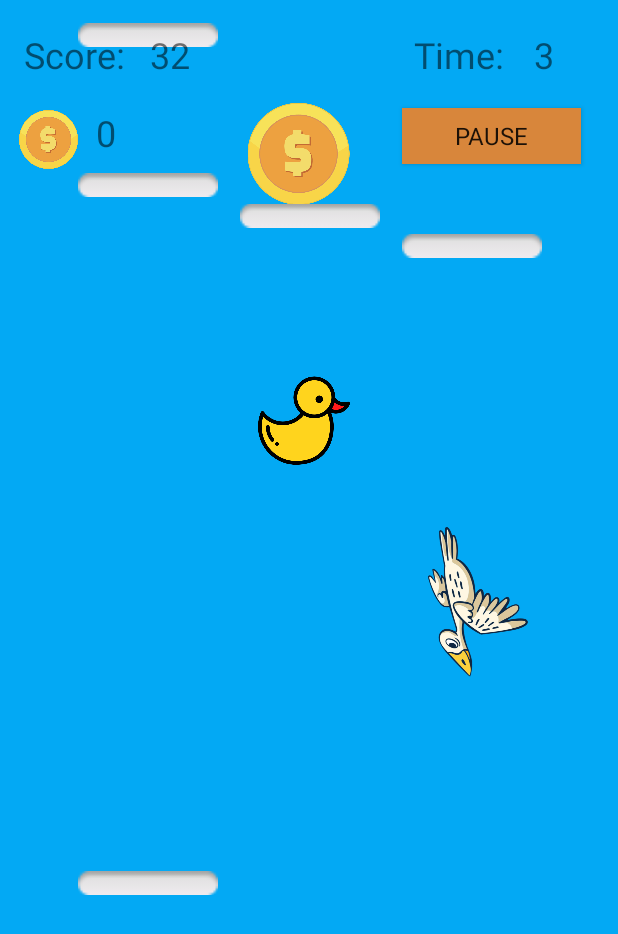
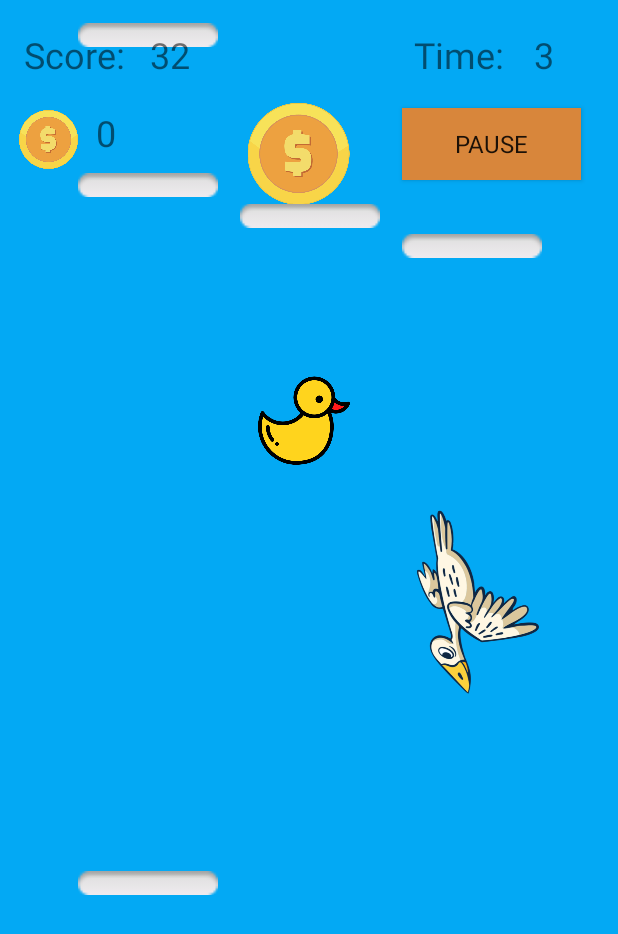
Before and after one commit to LukasOttenhof/Duckjump, an Android app: the GameManager screen opened directly, with no data from a screen before it, on a phone screen of 412 x 824 dp. Shown: the top 934 px of the screen. Run offline under Robolectric (Android 15) with nearby library versions, the light colour scheme and no system bars; Roboto replaces fonts that are not available here.

Commit message:
Fixed issue with size of the pause button in game. Also fixed an issue with the collision of the bird.

```diff
--- a/duckJumpGame/app/src/main/java/com/example/duckjumpgame/MainActivity.java
+++ b/duckJumpGame/app/src/main/java/com/example/duckjumpgame/MainActivity.java
@@ -14,7 +14,7 @@ import android.widget.ImageView;
 import android.widget.TextView;
 
 /**
- * MainActivty.java class is designed to control the main menu activity within the game. This
+ * MainActivity.java class is designed to control the main menu activity within the game. This
  * includes the UI elements within the main menu, such as the buttons, images, transitions, and
  * settings (mute button for the time being). This also handles the main menu theme music using the
  * SoundManager object. Another important element is the Settings object, this ensures that when
--- a/duckJumpGame/app/src/main/res/layout/activity_game_manager.xml
+++ b/duckJumpGame/app/src/main/res/layout/activity_game_manager.xml
@@ -198,15 +198,15 @@
         android:layout_height="124dp"
         android:layout_marginStart="268dp"
         android:layout_marginTop="-140dp"
-        android:rotation="270"
+        android:rotation="0"
         app:layout_constraintStart_toStartOf="parent"
         app:layout_constraintTop_toTopOf="parent"
-        app:srcCompat="@drawable/bird" />
+        app:srcCompat="@drawable/bird1" />
 
     <Button
         android:id="@+id/pauseButton"
         android:layout_width="119dp"
-        android:layout_height="37dp"
+        android:layout_height="48dp"
         android:layout_marginStart="268dp"
         android:layout_marginTop="72dp"
         android:background="#d8863b"
```
Also changed, not shown: duckJumpGame/app/src/main/res/drawable/bird1.png (added).
